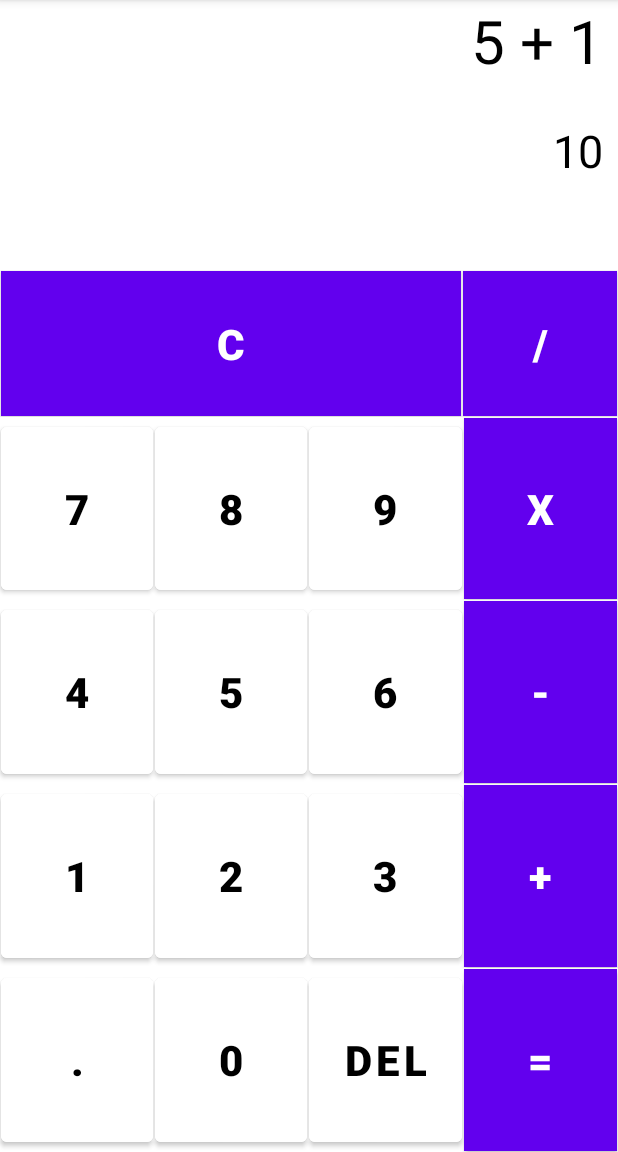
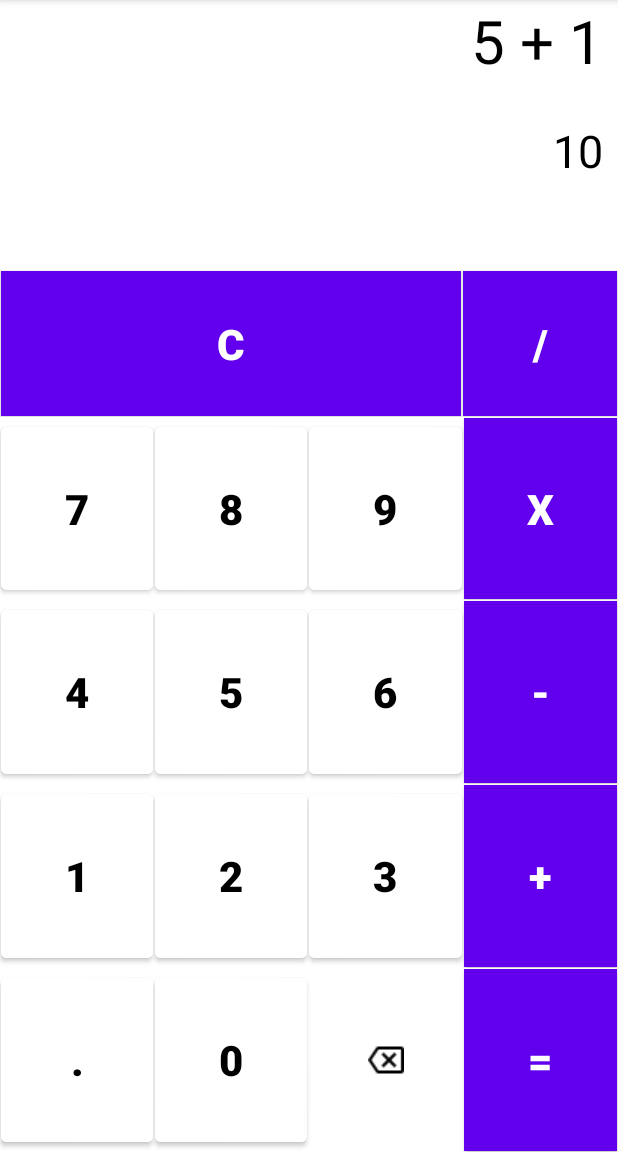
Before and after one commit to DiegoPSantana/CalculatorAndroid, an Android app: the screen it shows after launch (MainActivity), on a phone screen of 412 x 824 dp, the part 84-1236 px from its top. Run offline under Robolectric (Android 15) with nearby library versions, the phone set to English and light mode, and no system bars.

Commit message:
Adicionando uma imagem ao layout

```diff
--- a/app/src/main/res/layout/activity_main.xml
+++ b/app/src/main/res/layout/activity_main.xml
@@ -78,7 +78,7 @@
             android:text="9" />
 
         <Button
-            android:id="@+id/multiplicao"
+            android:id="@+id/multiplicacao"
             style="@style/Operators_Button"
             android:text="x" />
 
@@ -160,10 +160,12 @@
             style="@style/Numbers_Button"
             android:text="0" />
 
-        <Button
+        <ImageView
             android:id="@+id/backspace"
             style="@style/Numbers_Button"
-            android:text="del" />
+            android:src="@drawable/backspace"
+            android:scaleType="center"
+            />
 
         <Button
             android:id="@+id/igual"
```
Also changed, not shown: app/src/main/res/drawable/backspace.png (added).
